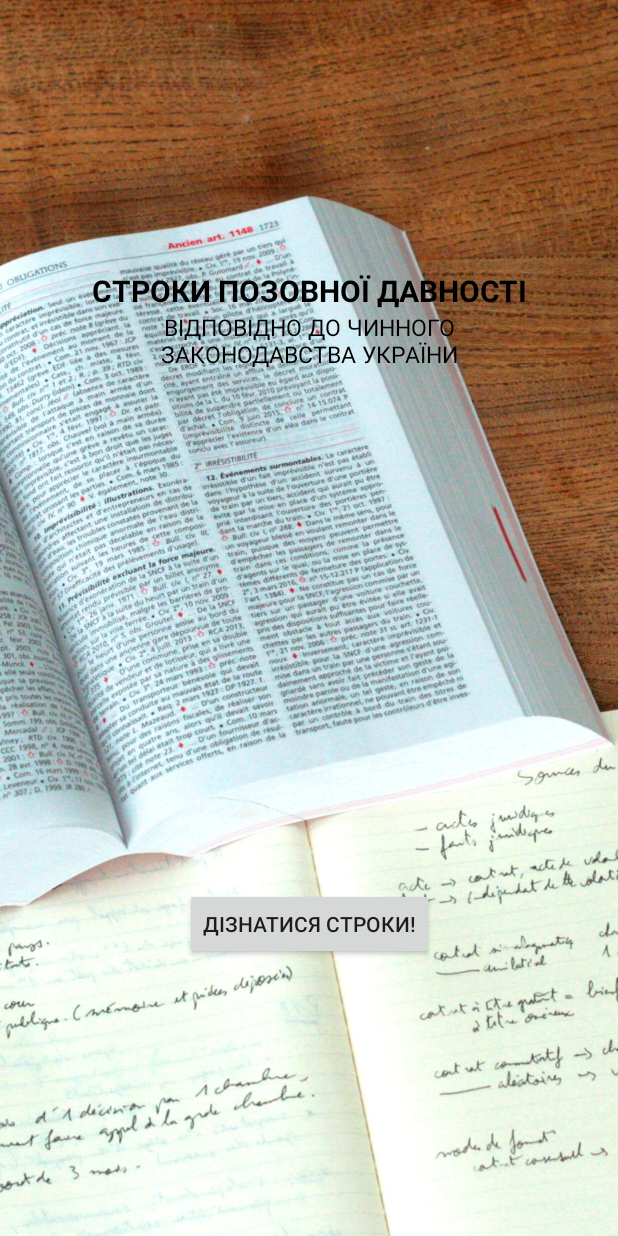
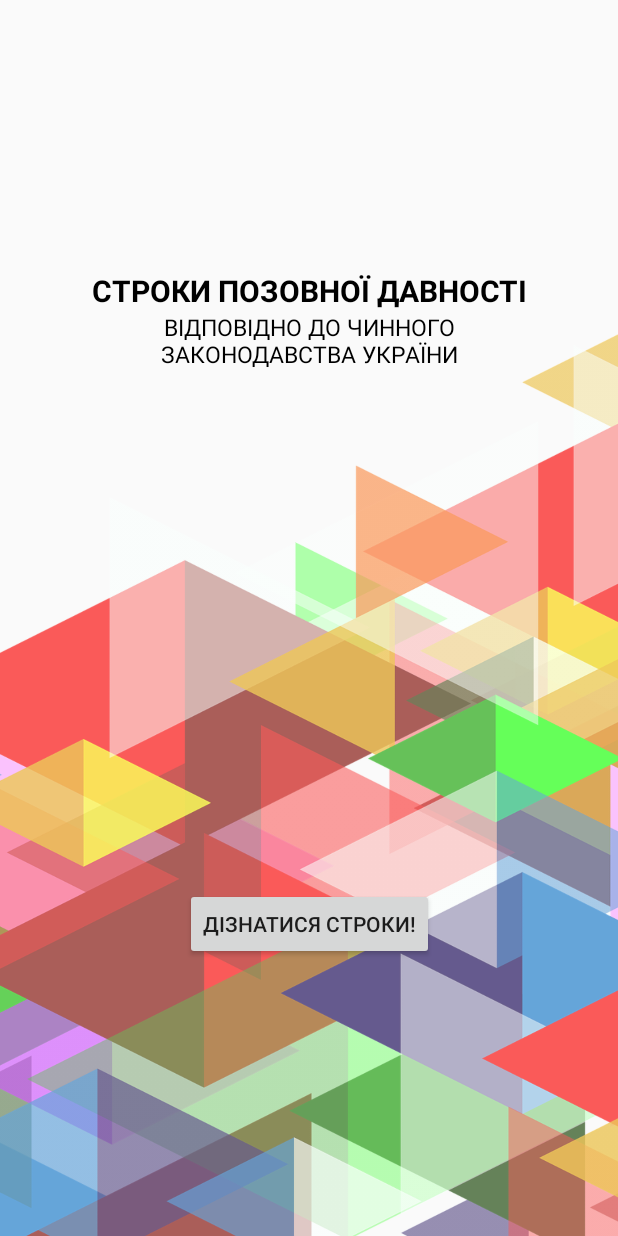
Before and after one commit to SonyOtto/spdinuatwo, an Android app: the layout activity_main_layout.xml on its own in the app's theme, with its tools: preview values and no code run, on a phone screen of 412 x 824 dp. Run offline under Robolectric (Android 15) with nearby library versions, the phone set to English and light mode, and no system bars.

Commit message:
Main layout Background changes

```diff
--- a/app/src/main/res/layout/activity_main_layout.xml
+++ b/app/src/main/res/layout/activity_main_layout.xml
@@ -13,7 +13,7 @@
         android:layout_height="wrap_content"
         android:contentDescription="@android:string/untitled"
         android:scaleType="centerCrop"
-        android:src="@drawable/background2"
+        android:src="@drawable/backgrpound"
         app:layout_constraintStart_toStartOf="parent"
         app:layout_constraintTop_toTopOf="parent" />
 
```
